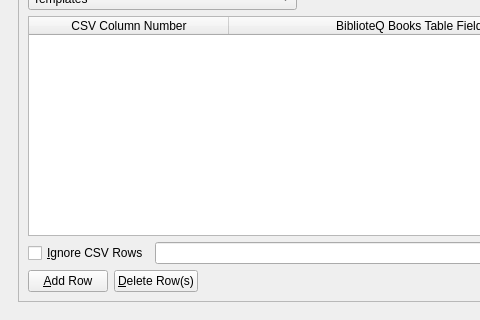
First picture: the form in UI/biblioteq_import.ui, repository textbrowser/biblioteq, before the edit; both pictures show x 0 to 480 and y 130 to 450 of the 700 by 450 pixel window.
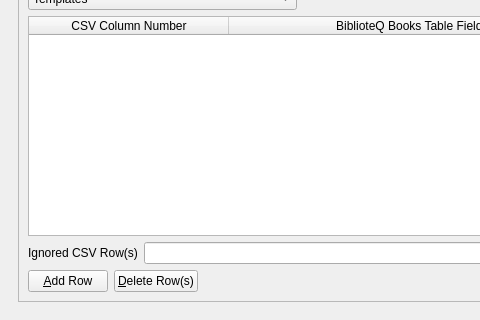
Second picture: the form after the edit. Icons and pictures are not drawn.

Commit message: Ignored rows.

Patch:
```diff
--- a/UI/biblioteq_import.ui
+++ b/UI/biblioteq_import.ui
@@ -229,9 +229,9 @@
            <item>
             <layout class="QHBoxLayout" name="horizontalLayout_10">
              <item>
-              <widget class="QCheckBox" name="book_ignore_rows">
+              <widget class="QLabel" name="label_2">
                <property name="text">
-                <string>&amp;Ignore CSV Rows</string>
+                <string>Ignored CSV Row(s)</string>
                </property>
               </widget>
              </item>
```
Left out of the diff: 1 changed line with no effect on the pictures. The commit also changes 2 other files.
